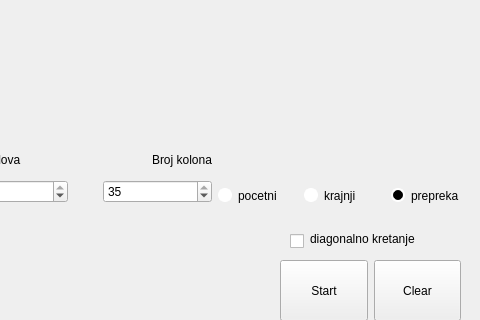
Qt form mainwindow.ui (MATF-RS20/RS031-vizualizacija-pathfinder-algoritama) before a commit; both pictures show x 320 to 800 and y 280 to 600 of the 800 by 600 pixel window.
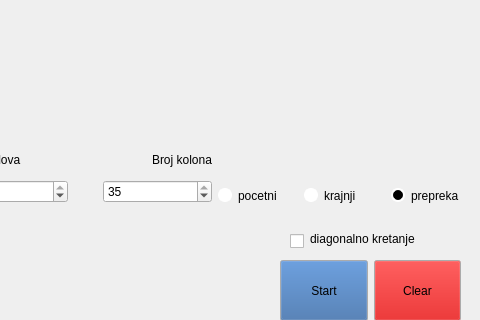
The same form after that commit.

Patch:
```diff
--- a/mainwindow.ui
+++ b/mainwindow.ui
@@ -217,6 +217,43 @@
          <verstretch>0</verstretch>
         </sizepolicy>
        </property>
+       <property name="palette">
+        <palette>
+         <active>
+          <colorrole role="Button">
+           <brush brushstyle="SolidPattern">
+            <color alpha="255">
+             <red>52</red>
+             <green>101</green>
+             <blue>164</blue>
+            </color>
+           </brush>
+          </colorrole>
+         </active>
+         <inactive>
+          <colorrole role="Button">
+           <brush brushstyle="SolidPattern">
+            <color alpha="255">
+             <red>52</red>
+             <green>101</green>
+             <blue>164</blue>
+            </color>
+           </brush>
+          </colorrole>
+         </inactive>
+         <disabled>
+          <colorrole role="Button">
+           <brush brushstyle="SolidPattern">
+            <color alpha="255">
+             <red>52</red>
+             <green>101</green>
+             <blue>164</blue>
+            </color>
+           </brush>
+          </colorrole>
+         </disabled>
+        </palette>
+       </property>
        <property name="text">
         <string>Start</string>
        </property>
@@ -230,6 +267,43 @@
          <verstretch>0</verstretch>
         </sizepolicy>
        </property>
+       <property name="palette">
+        <palette>
+         <active>
+          <colorrole role="Button">
+           <brush brushstyle="SolidPattern">
+            <color alpha="255">
+             <red>204</red>
+             <green>0</green>
+             <blue>0</blue>
+            </color>
+           </brush>
+          </colorrole>
+         </active>
+         <inactive>
+          <colorrole role="Button">
+           <brush brushstyle="SolidPattern">
+            <color alpha="255">
+             <red>204</red>
+             <green>0</green>
+             <blue>0</blue>
+            </color>
+           </brush>
+          </colorrole>
+         </inactive>
+         <disabled>
+          <colorrole role="Button">
+           <brush brushstyle="SolidPattern">
+            <color alpha="255">
+             <red>204</red>
+             <green>0</green>
+             <blue>0</blue>
+            </color>
+           </brush>
+          </colorrole>
+         </disabled>
+        </palette>
+       </property>
        <property name="text">
         <string>Clear</string>
        </property>
```
